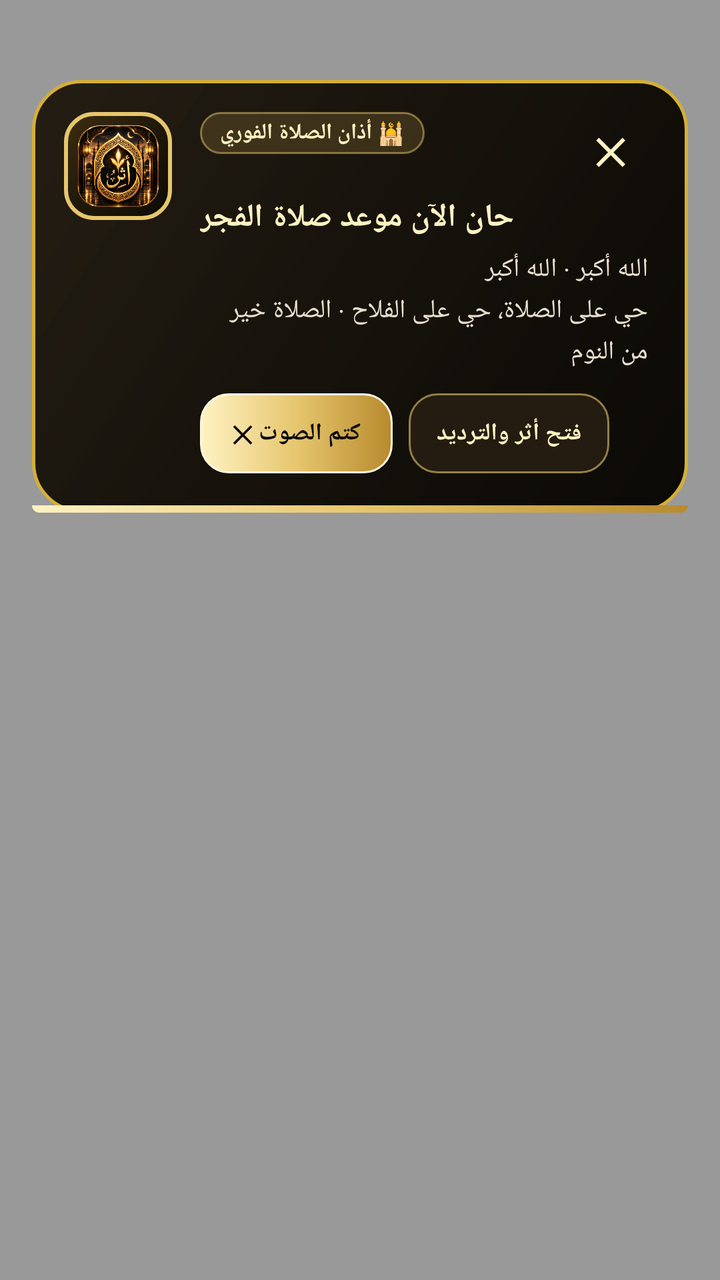
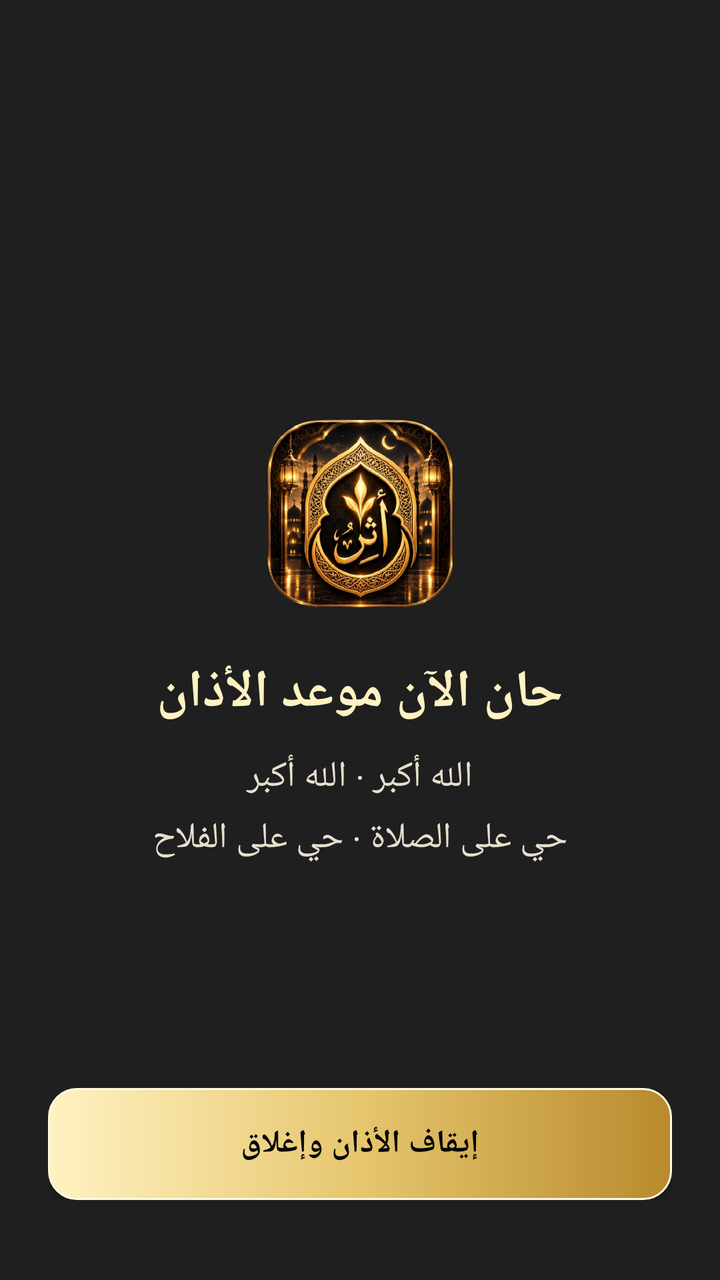

Two renders of the same Android screen: before a commit and after it. Below are the layout's source before the change and the commit's diff.
<!-- AndroidManifest.xml: activity theme Theme.Athar.FullScreenAthan -->
<!-- res/layout/activity_athan_fullscreen.xml -->
<?xml version="1.0" encoding="utf-8"?>
<FrameLayout xmlns:android="http://schemas.android.com/apk/res/android"
    android:layout_width="match_parent"
    android:layout_height="match_parent"
    android:background="#66000000"
    android:gravity="top|center_horizontal"
    android:padding="16dp">

    
    <LinearLayout
        android:id="@+id/cardRoyalOverlay"
        android:layout_width="match_parent"
        android:layout_height="wrap_content"
        android:layout_gravity="top|center_horizontal"
        android:layout_marginTop="24dp"
        android:background="@drawable/royal_overlay_card_bg"
        android:orientation="vertical"
        android:elevation="12dp">

        <LinearLayout
            android:layout_width="match_parent"
            android:layout_height="wrap_content"
            android:orientation="horizontal"
            android:padding="16dp"
            android:gravity="top">

            
            <FrameLayout
                android:layout_width="54dp"
                android:layout_height="54dp"
                android:background="@drawable/royal_logo_frame_bg"
                android:padding="6dp"
                android:layout_gravity="top">

                <ImageView
                    android:id="@+id/ivRoyalLogo"
                    android:layout_width="match_parent"
                    android:layout_height="match_parent"
                    android:contentDescription="شعار أثر"
                    android:scaleType="fitCenter"
                    android:src="@drawable/icon_logo" />
            </FrameLayout>

            
            <LinearLayout
                android:layout_width="0dp"
                android:layout_height="wrap_content"
                android:layout_weight="1"
                android:layout_marginStart="14dp"
                android:layout_marginEnd="4dp"
                android:orientation="vertical">

                
                <RelativeLayout
                    android:layout_width="match_parent"
                    android:layout_height="wrap_content">

                    <TextView
                        android:id="@+id/tvCategoryBadge"
                        android:layout_width="wrap_content"
                        android:layout_height="wrap_content"
                        android:layout_alignParentStart="true"
                        android:background="@drawable/royal_badge_bg"
                        android:paddingHorizontal="10dp"
                        android:paddingVertical="3dp"
                        android:text="🕌 أذان الصلاة الفوري"
                        android:textColor="#FFF2C2"
                        android:textSize="11sp"
                        android:textStyle="bold" />

                    <TextView
                        android:id="@+id/btnCloseOverlay"
                        android:layout_width="38dp"
                        android:layout_height="38dp"
                        android:layout_alignParentEnd="true"
                        android:gravity="center"
                        android:text="✕"
                        android:textColor="#FFF2C2"
                        android:textSize="18sp"
                        android:textStyle="bold"
                        android:background="?android:attr/selectableItemBackgroundBorderless"
                        android:clickable="true"
                        android:focusable="true" />
                </RelativeLayout>


                
                <TextView
                    android:id="@+id/tvPrayerTitle"
                    android:layout_width="wrap_content"
                    android:layout_height="wrap_content"
                    android:layout_marginTop="4dp"
                    android:text="حان الآن موعد صلاة الفجر"
                    android:textColor="#FFF2C2"
                    android:textSize="16sp"
                    android:textStyle="bold" />

                
                <TextView
                    android:id="@+id/tvDhikrHint"
                    android:layout_width="match_parent"
                    android:layout_height="wrap_content"
                    android:layout_marginTop="6dp"
                    android:lineSpacingExtra="3dp"
                    android:text="الله أكبر · الله أكبر\nحي على الصلاة، حي على الفلاح · الصلاة خير من النوم"
                    android:textColor="#E8E0CE"
                    android:textSize="13sp" />

                
                <LinearLayout
                    android:layout_width="match_parent"
                    android:layout_height="wrap_content"
                    android:layout_marginTop="12dp"
                    android:gravity="center_vertical"
                    android:orientation="horizontal">

                    
                    <Button
                        android:id="@+id/btnMuteAthan"
                        android:layout_width="wrap_content"
                        android:layout_height="40dp"
                        android:background="@drawable/royal_gold_btn_bg"
                        android:elevation="4dp"
                        android:paddingHorizontal="16dp"
                        android:text="كتم الصوت ✕"
                        android:textColor="#080705"
                        android:textSize="12sp"
                        android:textStyle="bold" />

                    
                    <Button
                        android:id="@+id/btnOpenApp"
                        android:layout_width="wrap_content"
                        android:layout_height="40dp"
                        android:layout_marginStart="8dp"
                        android:background="@drawable/royal_dark_btn_bg"
                        android:paddingHorizontal="14dp"
                        android:text="فتح أثر والترديد"
                        android:textColor="#FFF2C2"
                        android:textSize="12sp"
                        android:textStyle="bold" />
                </LinearLayout>

            </LinearLayout>
        </LinearLayout>

        
        <View
            android:id="@+id/viewGoldProgressBar"
            android:layout_width="match_parent"
            android:layout_height="3.5dp"
            android:background="@drawable/royal_gold_progress_bg" />

    </LinearLayout>

</FrameLayout>
<!-- resources referenced by this layout -->
<resources>
  <!-- drawable icon_logo: png bitmap (drawable, 459085 bytes) -->
  <!-- drawable royal_badge_bg (drawable) -->
  <?xml version="1.0" encoding="utf-8"?>
  <shape xmlns:android="http://schemas.android.com/apk/res/android"
      android:shape="rectangle">
      <solid android:color="#33C8A24A" />
      <corners android:radius="10dp" />
      <stroke
          android:width="1dp"
          android:color="#80E6C66E" />
  </shape>
  <!-- drawable royal_dark_btn_bg (drawable) -->
  <?xml version="1.0" encoding="utf-8"?>
  <ripple xmlns:android="http://schemas.android.com/apk/res/android"
      android:color="#30E6C66E">
      <item>
          <shape android:shape="rectangle">
              <solid android:color="#241C10" />
              <corners android:radius="14dp" />
              <stroke
                  android:width="1dp"
                  android:color="#99E6C66E" />
          </shape>
      </item>
  </ripple>
  <!-- drawable royal_gold_btn_bg (drawable) -->
  <?xml version="1.0" encoding="utf-8"?>
  <ripple xmlns:android="http://schemas.android.com/apk/res/android"
      android:color="#40FFFFFF">
      <item>
          <shape android:shape="rectangle">
              <gradient
                  android:angle="0"
                  android:startColor="#FFF2C2"
                  android:centerColor="#E6C66E"
                  android:endColor="#B88A2D"
                  android:type="linear" />
              <corners android:radius="14dp" />
              <stroke
                  android:width="1dp"
                  android:color="#FFF9E2" />
          </shape>
      </item>
  </ripple>
  <!-- drawable royal_gold_progress_bg (drawable) -->
  <?xml version="1.0" encoding="utf-8"?>
  <shape xmlns:android="http://schemas.android.com/apk/res/android"
      android:shape="rectangle">
      <gradient
          android:angle="0"
          android:startColor="#FFF2C2"
          android:centerColor="#E6C66E"
          android:endColor="#B88A2D"
          android:type="linear" />
      <corners
          android:bottomLeftRadius="24dp"
          android:bottomRightRadius="24dp" />
  </shape>
  <!-- drawable royal_logo_frame_bg (drawable) -->
  <?xml version="1.0" encoding="utf-8"?>
  <shape xmlns:android="http://schemas.android.com/apk/res/android"
      android:shape="rectangle">
      <gradient
          android:angle="315"
          android:startColor="#3E2E10"
          android:centerColor="#1F180B"
          android:endColor="#0D0B07"
          android:type="linear" />
      <corners android:radius="14dp" />
      <stroke
          android:width="2dp"
          android:color="#E6C66E" />
  </shape>
  <!-- drawable royal_overlay_card_bg (drawable) -->
  <?xml version="1.0" encoding="utf-8"?>
  <shape xmlns:android="http://schemas.android.com/apk/res/android"
      android:shape="rectangle">
      <gradient
          android:angle="315"
          android:startColor="#F41F180E"
          android:centerColor="#F8130F08"
          android:endColor="#FA090704"
          android:type="linear" />
      <corners android:radius="24dp" />
      <stroke
          android:width="1.8dp"
          android:color="#D4AF37" />
  </shape>
  <style name="Theme.Athar.FullScreenAthan" parent="android:Theme.DeviceDefault.NoActionBar">
          <item name="android:windowBackground">@android:color/transparent</item>
          <item name="android:windowIsTranslucent">true</item>
          <item name="android:windowNoTitle">true</item>
          <item name="android:windowFullscreen">true</item>
          <item name="android:windowContentOverlay">@null</item>
          <item name="android:statusBarColor">#0A0907</item>
          <item name="android:navigationBarColor">#0A0907</item>
      </style>
</resources>

<!-- the commit's change to res/layout/activity_athan_fullscreen.xml (unified diff, before → after) -->
@@ -1,155 +1,75 @@
 <?xml version="1.0" encoding="utf-8"?>
 <FrameLayout xmlns:android="http://schemas.android.com/apk/res/android"
+    android:id="@+id/layoutMainRoyalAthan"
     android:layout_width="match_parent"
     android:layout_height="match_parent"
-    android:background="#66000000"
-    android:gravity="top|center_horizontal"
-    android:padding="16dp">
+    android:background="#E6070707"
+    android:fitsSystemWindows="true">
 
     
     <LinearLayout
-        android:id="@+id/cardRoyalOverlay"
+        android:id="@+id/layoutRoyalContent"
+        android:layout_width="match_parent"
+        android:layout_height="match_parent"
+        android:gravity="center"
+        android:orientation="vertical"
+        android:paddingHorizontal="24dp">
+
+        
+        <ImageView
+            android:id="@+id/ivRoyalAthanLogo"
+            android:layout_width="96dp"
+            android:layout_height="96dp"
+            android:layout_marginBottom="24dp"
+            android:contentDescription="شعار أثر"
+            android:src="@drawable/icon_logo_hd" />
+
+        
+        <TextView
+            android:id="@+id/tvMainPrayerTitle"
+            android:layout_width="wrap_content"
+            android:layout_height="wrap_content"
+            android:gravity="center"
+            android:text="حان الآن موعد الأذان"
+            android:textColor="#FFF2C2"
+            android:textSize="26sp"
+            android:textStyle="bold" />
+
+        
+        <TextView
+            android:id="@+id/tvMainPrayerSubtitle"
+            android:layout_width="wrap_content"
+            android:layout_height="wrap_content"
+            android:layout_marginTop="12dp"
+            android:gravity="center"
+            android:lineSpacingExtra="6dp"
+            android:text="الله أكبر · الله أكبر\nحي على الصلاة · حي على الفلاح"
+            android:textColor="#E8E0CE"
+            android:textSize="18sp" />
+
+    </LinearLayout>
+
+    
+    <LinearLayout
+        android:id="@+id/layoutBottomActions"
         android:layout_width="match_parent"
         android:layout_height="wrap_content"
-        android:layout_gravity="top|center_horizontal"
-        android:layout_marginTop="24dp"
-        android:background="@drawable/royal_overlay_card_bg"
-        android:orientation="vertical"
-        android:elevation="12dp">
+        android:layout_gravity="bottom|center_horizontal"
+        android:layout_marginBottom="40dp"
+        android:paddingHorizontal="24dp"
+        android:gravity="center"
+        android:orientation="vertical">
 
-        <LinearLayout
+        <Button
+            android:id="@+id/btnStopAthan"
             android:layout_width="match_parent"
-            android:layout_height="wrap_content"
-            android:orientation="horizontal"
-            android:padding="16dp"
-            android:gravity="top">
-
-            
-            <FrameLayout
-                android:layout_width="54dp"
-                android:layout_height="54dp"
-                android:background="@drawable/royal_logo_frame_bg"
-                android:padding="6dp"
-                android:layout_gravity="top">
-
-                <ImageView
-                    android:id="@+id/ivRoyalLogo"
-                    android:layout_width="match_parent"
-                    android:layout_height="match_parent"
-                    android:contentDescription="شعار أثر"
-                    android:scaleType="fitCenter"
-                    android:src="@drawable/icon_logo" />
-            </FrameLayout>
-
-            
-            <LinearLayout
-                android:layout_width="0dp"
-                android:layout_height="wrap_content"
-                android:layout_weight="1"
-                android:layout_marginStart="14dp"
-                android:layout_marginEnd="4dp"
-                android:orientation="vertical">
-
-                
-                <RelativeLayout
-                    android:layout_width="match_parent"
-                    android:layout_height="wrap_content">
-
-                    <TextView
-                        android:id="@+id/tvCategoryBadge"
-                        android:layout_width="wrap_content"
-                        android:layout_height="wrap_content"
-                        android:layout_alignParentStart="true"
-                        android:background="@drawable/royal_badge_bg"
-                        android:paddingHorizontal="10dp"
-                        android:paddingVertical="3dp"
-                        android:text="🕌 أذان الصلاة الفوري"
-                        android:textColor="#FFF2C2"
-                        android:textSize="11sp"
-                        android:textStyle="bold" />
-
-                    <TextView
-                        android:id="@+id/btnCloseOverlay"
-                        android:layout_width="38dp"
-                        android:layout_height="38dp"
-                        android:layout_alignParentEnd="true"
-                        android:gravity="center"
-                        android:text="✕"
-                        android:textColor="#FFF2C2"
-                        android:textSize="18sp"
-                        android:textStyle="bold"
-                        android:background="?android:attr/selectableItemBackgroundBorderless"
-                        android:clickable="true"
-                        android:focusable="true" />
-                </RelativeLayout>
-
-
-                
-                <TextView
-                    android:id="@+id/tvPrayerTitle"
-                    android:layout_width="wrap_content"
-                    android:layout_height="wrap_content"
-                    android:layout_marginTop="4dp"
-                    android:text="حان الآن موعد صلاة الفجر"
-                    android:textColor="#FFF2C2"
-                    android:textSize="16sp"
-                    android:textStyle="bold" />
-
-                
-                <TextView
-                    android:id="@+id/tvDhikrHint"
-                    android:layout_width="match_parent"
-                    android:layout_height="wrap_content"
-                    android:layout_marginTop="6dp"
-                    android:lineSpacingExtra="3dp"
-                    android:text="الله أكبر · الله أكبر\nحي على الصلاة، حي على الفلاح · الصلاة خير من النوم"
-                    android:textColor="#E8E0CE"
-                    android:textSize="13sp" />
-
-                
-                <LinearLayout
-                    android:layout_width="match_parent"
-                    android:layout_height="wrap_content"
-                    android:layout_marginTop="12dp"
-                    android:gravity="center_vertical"
-                    android:orientation="horizontal">
-
-                    
-                    <Button
-                        android:id="@+id/btnMuteAthan"
-                        android:layout_width="wrap_content"
-                        android:layout_height="40dp"
-                        android:background="@drawable/royal_gold_btn_bg"
-                        android:elevation="4dp"
-                        android:paddingHorizontal="16dp"
-                        android:text="كتم الصوت ✕"
-                        android:textColor="#080705"
-                        android:textSize="12sp"
-                        android:textStyle="bold" />
-
-                    
-                    <Button
-                        android:id="@+id/btnOpenApp"
-                        android:layout_width="wrap_content"
-                        android:layout_height="40dp"
-                        android:layout_marginStart="8dp"
-                        android:background="@drawable/royal_dark_btn_bg"
-                        android:paddingHorizontal="14dp"
-                        android:text="فتح أثر والترديد"
-                        android:textColor="#FFF2C2"
-                        android:textSize="12sp"
-                        android:textStyle="bold" />
-                </LinearLayout>
-
-            </LinearLayout>
-        </LinearLayout>
-
-        
-        <View
-            android:id="@+id/viewGoldProgressBar"
-            android:layout_width="match_parent"
-            android:layout_height="3.5dp"
-            android:background="@drawable/royal_gold_progress_bg" />
+            android:layout_height="56dp"
+            android:background="@drawable/royal_gold_btn_bg"
+            android:elevation="6dp"
+            android:text="إيقاف الأذان وإغلاق"
+            android:textColor="#080705"
+            android:textSize="16sp"
+            android:textStyle="bold" />
 
     </LinearLayout>
 
<!-- resource entries referenced after the edit -->
@@ -1,30 +1,6 @@
 <!-- resources referenced by this layout -->
 <resources>
-  <!-- drawable icon_logo: png bitmap (drawable, 459085 bytes) -->
-  <!-- drawable royal_badge_bg (drawable) -->
-  <?xml version="1.0" encoding="utf-8"?>
-  <shape xmlns:android="http://schemas.android.com/apk/res/android"
-      android:shape="rectangle">
-      <solid android:color="#33C8A24A" />
-      <corners android:radius="10dp" />
-      <stroke
-          android:width="1dp"
-          android:color="#80E6C66E" />
-  </shape>
-  <!-- drawable royal_dark_btn_bg (drawable) -->
-  <?xml version="1.0" encoding="utf-8"?>
-  <ripple xmlns:android="http://schemas.android.com/apk/res/android"
-      android:color="#30E6C66E">
-      <item>
-          <shape android:shape="rectangle">
-              <solid android:color="#241C10" />
-              <corners android:radius="14dp" />
-              <stroke
-                  android:width="1dp"
-                  android:color="#99E6C66E" />
-          </shape>
-      </item>
-  </ripple>
+  <!-- drawable icon_logo_hd: png bitmap (drawable, 459085 bytes) -->
   <!-- drawable royal_gold_btn_bg (drawable) -->
   <?xml version="1.0" encoding="utf-8"?>
   <ripple xmlns:android="http://schemas.android.com/apk/res/android"
@@ -44,50 +20,6 @@
           </shape>
       </item>
   </ripple>
-  <!-- drawable royal_gold_progress_bg (drawable) -->
-  <?xml version="1.0" encoding="utf-8"?>
-  <shape xmlns:android="http://schemas.android.com/apk/res/android"
-      android:shape="rectangle">
-      <gradient
-          android:angle="0"
-          android:startColor="#FFF2C2"
-          android:centerColor="#E6C66E"
-          android:endColor="#B88A2D"
-          android:type="linear" />
-      <corners
-          android:bottomLeftRadius="24dp"
-          android:bottomRightRadius="24dp" />
-  </shape>
-  <!-- drawable royal_logo_frame_bg (drawable) -->
-  <?xml version="1.0" encoding="utf-8"?>
-  <shape xmlns:android="http://schemas.android.com/apk/res/android"
-      android:shape="rectangle">
-      <gradient
-          android:angle="315"
-          android:startColor="#3E2E10"
-          android:centerColor="#1F180B"
-          android:endColor="#0D0B07"
-          android:type="linear" />
-      <corners android:radius="14dp" />
-      <stroke
-          android:width="2dp"
-          android:color="#E6C66E" />
-  </shape>
-  <!-- drawable royal_overlay_card_bg (drawable) -->
-  <?xml version="1.0" encoding="utf-8"?>
-  <shape xmlns:android="http://schemas.android.com/apk/res/android"
-      android:shape="rectangle">
-      <gradient
-          android:angle="315"
-          android:startColor="#F41F180E"
-          android:centerColor="#F8130F08"
-          android:endColor="#FA090704"
-          android:type="linear" />
-      <corners android:radius="24dp" />
-      <stroke
-          android:width="1.8dp"
-          android:color="#D4AF37" />
-  </shape>
   <style name="Theme.Athar.FullScreenAthan" parent="android:Theme.DeviceDefault.NoActionBar">
           <item name="android:windowBackground">@android:color/transparent</item>
           <item name="android:windowIsTranslucent">true</item>
